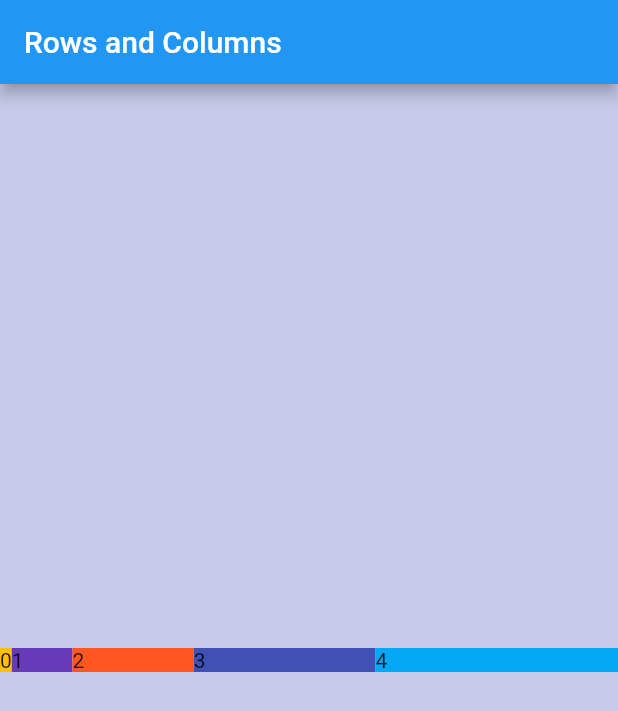
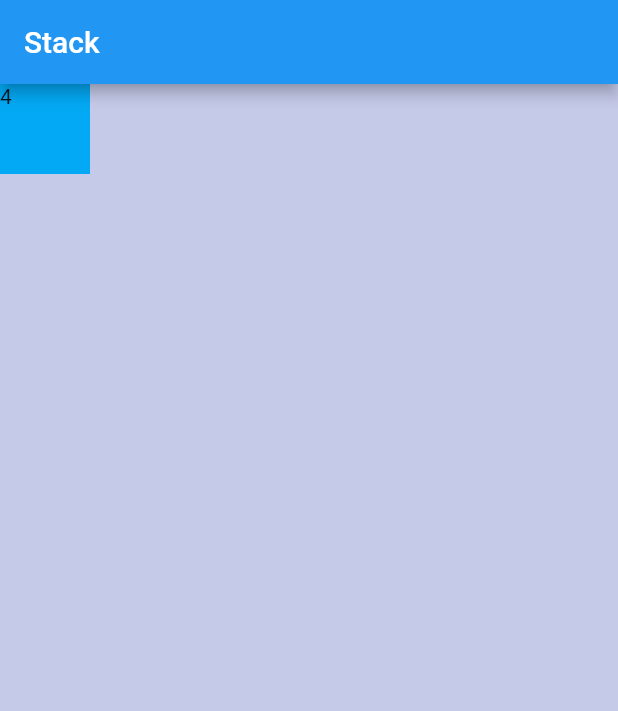
Before and after one commit to ozgursarikamis/flutter-layouts, a Flutter app: the screen it shows after launch, on a phone screen of 412 x 824 dp. Shown: the top 711 px of the screen. Run offline on Flutter 3.47's test engine with Material 2 defaults, Android fonts, the phone set to English and light mode, and no system bars.

Commit message:
using Stacks

```diff
--- a/lib/main.dart
+++ b/lib/main.dart
@@ -9,11 +9,11 @@ class MyApp extends StatelessWidget {
   Widget build(BuildContext context) {
     return MaterialApp(
       debugShowCheckedModeBanner: false,
-      title: 'Rows and Columns',
+      title: 'Stack',
       home: Scaffold(
         appBar: AppBar(
           centerTitle: false,
-          title: const Text('Rows and Columns'),
+          title: const Text('Stack'),
         ),
         backgroundColor: Colors.indigo[100],
         body: const Home(),
@@ -33,11 +33,7 @@ class Home extends StatelessWidget {
     return SizedBox(
       width: sizeX,
       height: sizeY,
-      child: Row(
-        // verticalDirection: VerticalDirection.down,
-        // textDirection: TextDirection.rtl,
-        mainAxisAlignment: MainAxisAlignment.spaceAround,
-        crossAxisAlignment: CrossAxisAlignment.center,
+      child: Stack(
         children: createSquares(5),
       ),
     );
@@ -56,14 +52,12 @@ class Home extends StatelessWidget {
     List<Widget> squares = [];
 
     while (i < numSquares) {
-      Expanded square = Expanded(
-          flex: i,
-          child: Container(
-            color: colors[i],
-            // width: 60,
-            // height: 60,
-            child: Text(i.toString()),
-          ));
+      Container square = Container(
+        color: colors[i],
+        width: 60,
+        height: 60,
+        child: Text(i.toString()),
+      );
       i++;
 
       squares.add(square);
```
